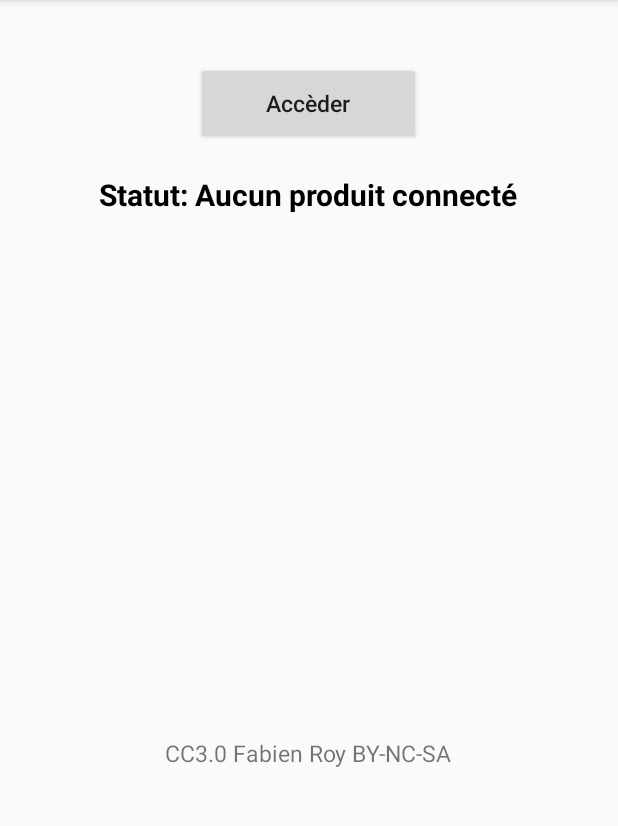
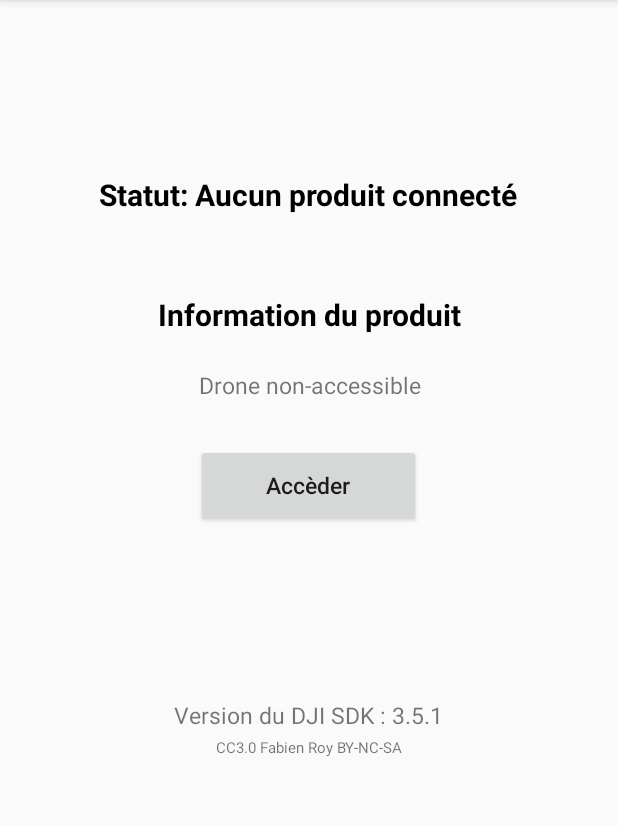
Before and after one commit to fabien-roy/dji-mobile-sdk-example, an Android app: the screen it shows after launch (ActivityMain), on a phone screen of 412 x 824 dp, the part 84-910 px from its top. Run offline under Robolectric (Android 15) with nearby library versions, the phone set to English and light mode, and no system bars; libraries missing offline, so code that uses them is left out: dji.common.error, dji.sdk.base, dji.sdk.products, dji.sdk.sdkmanager; 5 statements that could not run were skipped.

Commit message:
Can now connect to drone and display information

```diff
--- a/app/src/main/java/net/info420/fabien/dronetravailpratique/common/ContentMain.java
+++ b/app/src/main/java/net/info420/fabien/dronetravailpratique/common/ContentMain.java
@@ -1,12 +1,16 @@
 package net.info420.fabien.dronetravailpratique.common;
 
+import android.content.BroadcastReceiver;
 import android.content.Context;
+import android.content.Intent;
+import android.content.IntentFilter;
 import android.util.AttributeSet;
 import android.util.Log;
 import android.view.View;
 import android.widget.Button;
 import android.widget.RelativeLayout;
 import android.widget.TextView;
+import android.widget.Toast;
 
 import net.info420.fabien.dronetravailpratique.R;
 
@@ -18,10 +22,12 @@ import dji.thirdparty.eventbus.EventBus;
  * Created by fabien on 17-02-14.
  */
 
-public class ContentMain extends RelativeLayout {
+public class ContentMain extends RelativeLayout implements DJIBaseProduct.DJIVersionCallback {
 
   public static final String TAG = ContentMain.class.getName();
 
+  private TextView mTextProduct;
+  private TextView mTextModelAvailable;
   private TextView mTextConnectionStatus;
   private Button mBtnOpen;
 
@@ -40,6 +46,8 @@ public class ContentMain extends RelativeLayout {
   private void initUI() {
     Log.d(TAG, "initUI()");
 
+    mTextModelAvailable = (TextView) findViewById(R.id.text_model_available);
+    mTextProduct = (TextView) findViewById(R.id.text_product_info);
     mTextConnectionStatus = (TextView) findViewById(R.id.text_connection_status);
     mBtnOpen = (Button) findViewById(R.id.btn_open);
 
@@ -52,18 +60,68 @@ public class ContentMain extends RelativeLayout {
     });
   }
 
+  @Override
+  protected void onAttachedToWindow() {
+    Log.d(TAG, "onAttachedToWindow()");
+    refreshSDKRelativeUI();
+    IntentFilter filter = new IntentFilter();
+    filter.addAction(ApplicationDrone.FLAG_CONNECTION_CHANGE);
+    getContext().registerReceiver(mReceiver, filter);
+    super.onAttachedToWindow();
+  }
+
+  private void updateVersion() {
+    String version = null;
+    if(mProduct != null) {
+      version = mProduct.getFirmwarePackageVersion();
+    }
+
+    if(version == null) {
+      mTextModelAvailable.setText("N/A");
+    } else {
+      mTextModelAvailable.setText(version);
+    }
+  }
+
+  @Override
+  public void onProductVersionChange(String oldVersion, String newVersion) {
+    updateVersion();
+  }
+
+
+  protected BroadcastReceiver mReceiver = new BroadcastReceiver() {
+
+    @Override
+    public void onReceive(Context context, Intent intent) {
+      Log.d(TAG, "BroadcastReceiver : onReceive()");
+      refreshSDKRelativeUI();
+    }
+
+  };
+
+
   // Vérifie si le drone est connecté et active l'interface necéssaire
   private void refreshSDKRelativeUI() {
     mProduct = ApplicationDrone.getProductInstance();
+    Toast.makeText(getContext(), "mProduct: " + (mProduct == null? "null" : "unnull"), Toast.LENGTH_LONG).show();
     Log.d(TAG, "mProduct: " + (mProduct == null? "null" : "unnull") );
     if (null != mProduct && mProduct.isConnected()) {
       mBtnOpen.setEnabled(true);
 
       String str = mProduct instanceof DJIAircraft ? "DJIAircraft" : "DJIHandHeld";
-      mTextConnectionStatus.setText("Status: " + str + " connected");
+      mTextConnectionStatus.setText("Statut : " + str + " connecté");
+      mProduct.setDJIVersionCallback(this);
+      updateVersion();
+
+      if (null != mProduct.getModel()) {
+        mTextProduct.setText("" + mProduct.getModel().getDisplayName());
+      } else {
+        mTextProduct.setText(R.string.product_information);
+      }
     } else {
       mBtnOpen.setEnabled(false);
 
+      mTextProduct.setText(R.string.product_information);
       mTextConnectionStatus.setText(R.string.connection_loose);
     }
   }
--- a/app/src/main/res/layout/content_main.xml
+++ b/app/src/main/res/layout/content_main.xml
@@ -17,6 +17,28 @@
     android:textSize="20dp"
     android:textStyle="bold"/>
 
+  <TextView
+    android:id="@+id/text_product_info"
+    android:layout_width="wrap_content"
+    android:layout_height="wrap_content"
+    android:layout_centerHorizontal="true"
+    android:layout_marginTop="180dp"
+    android:text="@string/product_information"
+    android:textColor="@android:color/black"
+    android:textSize="20dp"
+    android:gravity="center"
+    android:textStyle="bold"
+    />
+
+  <TextView
+    android:id="@+id/text_model_available"
+    android:layout_width="match_parent"
+    android:layout_height="wrap_content"
+    android:layout_centerHorizontal="true"
+    android:gravity="center"
+    android:layout_marginTop="230dp"
+    android:text="@string/model_not_available"
+    android:textSize="15dp"/>
 
   <Button
     android:id="@+id/btn_open"
@@ -24,8 +46,17 @@
     android:layout_height="55dp"
     android:layout_centerHorizontal="true"
     android:textAllCaps="false"
-    android:layout_marginTop="25dp"
-    android:text="Accèder"
+    android:layout_marginTop="280dp"
+    android:text="@string/access"
+    android:textSize="15dp"
+    />
+
+  <TextView
+    android:layout_width="wrap_content"
+    android:layout_height="wrap_content"
+    android:layout_centerHorizontal="true"
+    android:layout_marginTop="450dp"
+    android:text="@string/sdk_version"
     android:textSize="15dp"
     />
 
@@ -35,7 +66,7 @@
     android:layout_centerHorizontal="true"
     android:layout_marginTop="475dp"
     android:text="@string/app_license"
-    android:textSize="15dp"
+    android:textSize="10dp"
     />
 
 </net.info420.fabien.dronetravailpratique.common.ContentMain>
--- a/app/src/main/res/values/strings.xml
+++ b/app/src/main/res/values/strings.xml
@@ -5,6 +5,7 @@
   <string name="sdk_version">Version du DJI SDK : 3.5.1</string>
 
   <!-- Interface du ContentMain -->
+  <string name="access">Accèder</string>
   <string name="model_not_available">Drone non-accessible</string>
   <string name="product_information">Information du produit</string>
   <string name="connection_loose">Statut: Aucun produit connecté</string>
```
